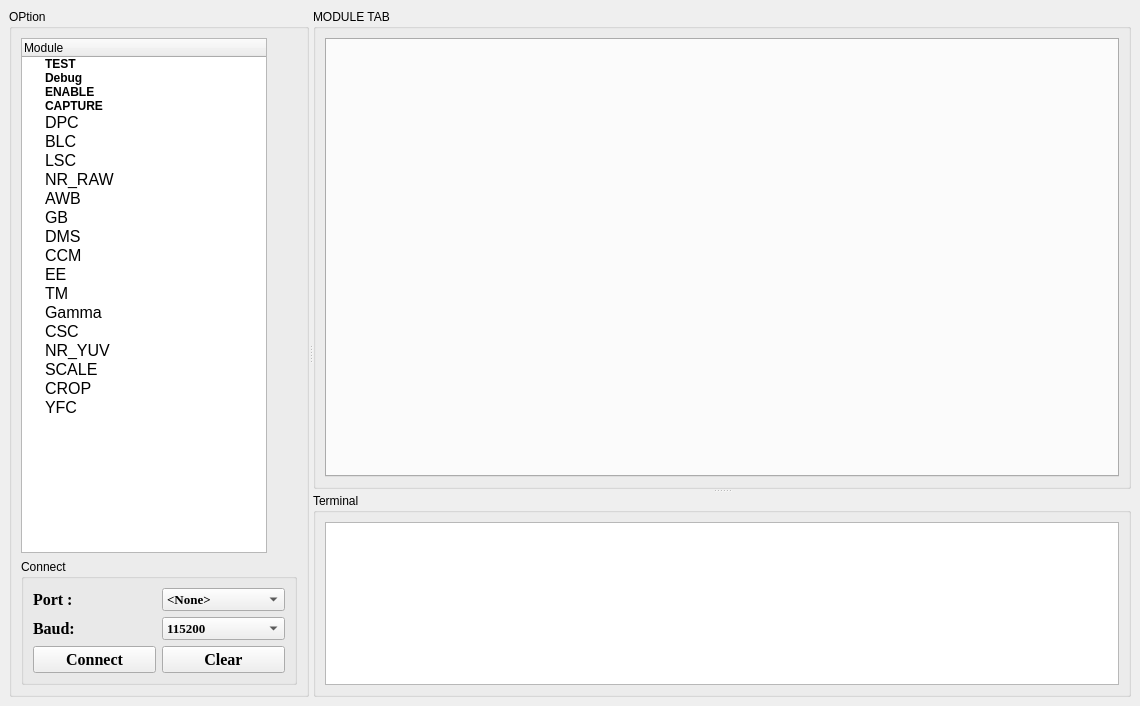
This is link_board.ui in HuJingwen1211/MCISP as Qt 5 draws it before an edit. The edited form follows.
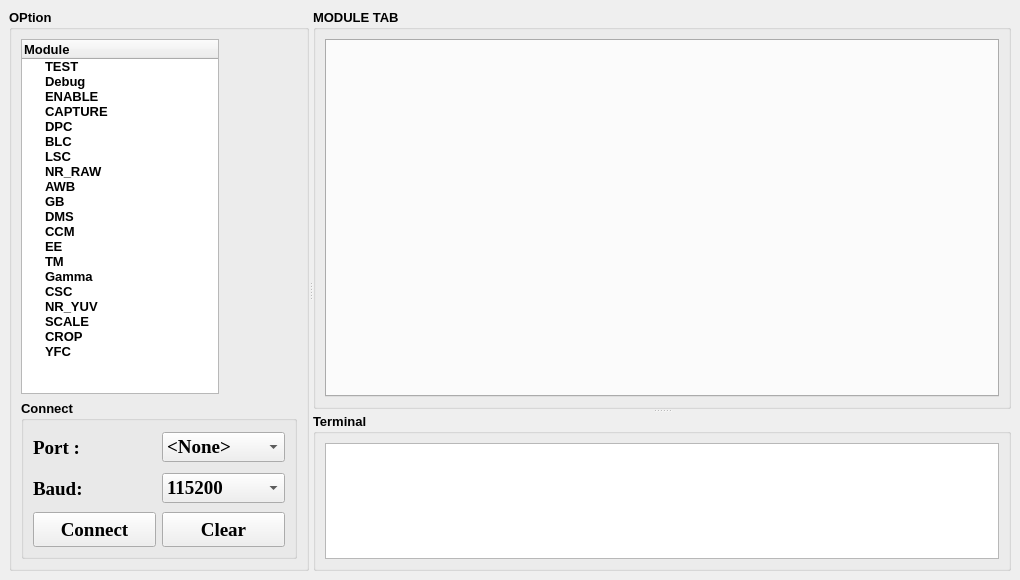
This is the edited form.

What changed in the file:
```diff
--- a/link_board.ui
+++ b/link_board.ui
@@ -6,14 +6,14 @@
    <rect>
     <x>0</x>
     <y>0</y>
-    <width>1140</width>
-    <height>706</height>
+    <width>1020</width>
+    <height>580</height>
    </rect>
   </property>
   <property name="minimumSize">
    <size>
-    <width>0</width>
-    <height>0</height>
+    <width>1020</width>
+    <height>580</height>
    </size>
   </property>
   <property name="windowTitle">
@@ -29,8 +29,8 @@
       <widget class="QGroupBox" name="groupBox_2">
        <property name="minimumSize">
         <size>
-         <width>100</width>
-         <height>0</height>
+         <width>200</width>
+         <height>200</height>
         </size>
        </property>
        <property name="maximumSize">
@@ -39,23 +39,27 @@
          <height>16777215</height>
         </size>
        </property>
+       <property name="font">
+        <font>
+         <pointsize>10</pointsize>
+         <bold>true</bold>
+        </font>
+       </property>
        <property name="title">
         <string>OPtion</string>
        </property>
        <layout class="QGridLayout" name="gridLayout_3">
         <item row="0" column="0">
-         <layout class="QHBoxLayout" name="horizontalLayout_2">
-          <item>
            <widget class="QTreeWidget" name="module_list">
             <property name="minimumSize">
              <size>
-              <width>0</width>
+            <width>100</width>
               <height>0</height>
              </size>
             </property>
             <property name="maximumSize">
              <size>
-              <width>500</width>
+            <width>200</width>
               <height>16777215</height>
              </size>
             </property>
@@ -70,7 +74,7 @@
              </property>
              <property name="font">
               <font>
-               <pointsize>9</pointsize>
+             <pointsize>10</pointsize>
                <bold>true</bold>
               </font>
              </property>
@@ -81,7 +85,7 @@
              </property>
              <property name="font">
               <font>
-               <pointsize>9</pointsize>
+             <pointsize>10</pointsize>
                <bold>true</bold>
               </font>
              </property>
@@ -92,7 +96,7 @@
              </property>
              <property name="font">
               <font>
-               <pointsize>9</pointsize>
+             <pointsize>10</pointsize>
                <bold>true</bold>
               </font>
              </property>
@@ -103,6 +107,7 @@
              </property>
              <property name="font">
               <font>
+             <pointsize>10</pointsize>
                <bold>true</bold>
               </font>
              </property>
@@ -113,7 +118,8 @@
              </property>
              <property name="font">
               <font>
-               <pointsize>12</pointsize>
+             <pointsize>10</pointsize>
+             <bold>true</bold>
               </font>
              </property>
             </item>
@@ -123,7 +129,8 @@
              </property>
              <property name="font">
               <font>
-               <pointsize>12</pointsize>
+             <pointsize>10</pointsize>
+             <bold>true</bold>
               </font>
              </property>
             </item>
@@ -133,7 +140,8 @@
              </property>
              <property name="font">
               <font>
-               <pointsize>12</pointsize>
+             <pointsize>10</pointsize>
+             <bold>true</bold>
               </font>
              </property>
             </item>
@@ -143,7 +151,8 @@
              </property>
              <property name="font">
               <font>
-               <pointsize>12</pointsize>
+             <pointsize>10</pointsize>
+             <bold>true</bold>
               </font>
              </property>
             </item>
@@ -153,7 +162,8 @@
              </property>
              <property name="font">
               <font>
-               <pointsize>12</pointsize>
+             <pointsize>10</pointsize>
+             <bold>true</bold>
               </font>
              </property>
             </item>
@@ -163,7 +173,8 @@
              </property>
              <property name="font">
               <font>
-               <pointsize>12</pointsize>
+             <pointsize>10</pointsize>
+             <bold>true</bold>
               </font>
              </property>
             </item>
@@ -173,7 +184,8 @@
              </property>
              <property name="font">
               <font>
-               <pointsize>12</pointsize>
+             <pointsize>10</pointsize>
+             <bold>true</bold>
               </font>
              </property>
             </item>
@@ -183,7 +195,8 @@
              </property>
              <property name="font">
               <font>
-               <pointsize>12</pointsize>
+             <pointsize>10</pointsize>
+             <bold>true</bold>
               </font>
              </property>
             </item>
@@ -193,7 +206,8 @@
              </property>
              <property name="font">
               <font>
-               <pointsize>12</pointsize>
+             <pointsize>10</pointsize>
+             <bold>true</bold>
               </font>
              </property>
             </item>
@@ -203,7 +217,8 @@
              </property>
              <property name="font">
               <font>
-               <pointsize>12</pointsize>
+             <pointsize>10</pointsize>
+             <bold>true</bold>
               </font>
              </property>
             </item>
@@ -213,7 +228,8 @@
              </property>
              <property name="font">
               <font>
-               <pointsize>12</pointsize>
+             <pointsize>10</pointsize>
+             <bold>true</bold>
               </font>
              </property>
             </item>
@@ -223,7 +239,8 @@
              </property>
              <property name="font">
               <font>
-               <pointsize>12</pointsize>
+             <pointsize>10</pointsize>
+             <bold>true</bold>
               </font>
              </property>
             </item>
@@ -233,7 +250,8 @@
              </property>
              <property name="font">
               <font>
-               <pointsize>12</pointsize>
+             <pointsize>10</pointsize>
+             <bold>true</bold>
               </font>
              </property>
             </item>
@@ -243,7 +261,8 @@
              </property>
              <property name="font">
               <font>
-               <pointsize>12</pointsize>
+             <pointsize>10</pointsize>
+             <bold>true</bold>
               </font>
              </property>
             </item>
@@ -253,7 +272,8 @@
              </property>
              <property name="font">
               <font>
-               <pointsize>12</pointsize>
+             <pointsize>10</pointsize>
+             <bold>true</bold>
               </font>
              </property>
             </item>
@@ -263,28 +283,27 @@
              </property>
              <property name="font">
               <font>
-               <pointsize>12</pointsize>
+             <pointsize>10</pointsize>
+             <bold>true</bold>
               </font>
              </property>
             </item>
            </widget>
           </item>
-          <item>
+        <item row="0" column="1">
            <spacer name="horizontalSpacer">
             <property name="orientation">
              <enum>Qt::Orientation::Horizontal</enum>
             </property>
             <property name="sizeHint" stdset="0">
              <size>
-              <width>40</width>
+            <width>73</width>
               <height>20</height>
              </size>
             </property>
            </spacer>
           </item>
-         </layout>
-        </item>
-        <item row="1" column="0">
+        <item row="1" column="0" colspan="2">
          <widget class="QGroupBox" name="groupBox">
           <property name="minimumSize">
            <size>
@@ -298,6 +317,12 @@
             <height>200</height>
            </size>
           </property>
+          <property name="font">
+           <font>
+            <pointsize>10</pointsize>
+            <bold>true</bold>
+           </font>
+          </property>
           <property name="title">
            <string>Connect</string>
           </property>
@@ -308,10 +333,16 @@
               <layout class="QGridLayout" name="gridLayout">
                <item row="0" column="0">
                 <widget class="QLabel" name="label">
+                 <property name="minimumSize">
+                  <size>
+                   <width>0</width>
+                   <height>35</height>
+                  </size>
+                 </property>
                  <property name="font">
                   <font>
                    <family>Times New Roman</family>
-                   <pointsize>12</pointsize>
+                   <pointsize>14</pointsize>
                    <bold>true</bold>
                   </font>
                  </property>
@@ -331,7 +362,7 @@
                  <property name="font">
                   <font>
                    <family>Times New Roman</family>
-                   <pointsize>10</pointsize>
+                   <pointsize>14</pointsize>
                    <bold>true</bold>
                   </font>
                  </property>
@@ -344,10 +375,16 @@
                </item>
                <item row="1" column="0">
                 <widget class="QLabel" name="label_2">
+                 <property name="minimumSize">
+                  <size>
+                   <width>0</width>
+                   <height>35</height>
+                  </size>
+                 </property>
                  <property name="font">
                   <font>
                    <family>Times New Roman</family>
-                   <pointsize>12</pointsize>
+                   <pointsize>14</pointsize>
                    <bold>true</bold>
                   </font>
                  </property>
@@ -367,7 +404,7 @@
                  <property name="font">
                   <font>
                    <family>Times New Roman</family>
-                   <pointsize>10</pointsize>
+                   <pointsize>14</pointsize>
                    <bold>true</bold>
                   </font>
                  </property>
@@ -409,10 +446,16 @@
               <layout class="QHBoxLayout" name="horizontalLayout">
                <item>
                 <widget class="QPushButton" name="link_btn">
+                 <property name="minimumSize">
+                  <size>
+                   <width>0</width>
+                   <height>35</height>
+                  </size>
+                 </property>
                  <property name="font">
                   <font>
                    <family>Times New Roman</family>
-                   <pointsize>12</pointsize>
+                   <pointsize>14</pointsize>
                    <bold>true</bold>
                   </font>
                  </property>
@@ -423,10 +466,16 @@
                </item>
                <item>
                 <widget class="QPushButton" name="clear_btn">
+                 <property name="minimumSize">
+                  <size>
+                   <width>0</width>
+                   <height>35</height>
+                  </size>
+                 </property>
                  <property name="font">
                   <font>
                    <family>Times New Roman</family>
-                   <pointsize>12</pointsize>
+                   <pointsize>14</pointsize>
                    <bold>true</bold>
                   </font>
                  </property>
@@ -452,9 +501,15 @@
         <property name="minimumSize">
          <size>
           <width>0</width>
-          <height>480</height>
+          <height>400</height>
          </size>
         </property>
+        <property name="font">
+         <font>
+          <pointsize>10</pointsize>
+          <bold>true</bold>
+         </font>
+        </property>
         <property name="title">
          <string>MODULE TAB</string>
         </property>
@@ -478,22 +533,41 @@
           <height>100</height>
          </size>
         </property>
+        <property name="maximumSize">
+         <size>
+          <width>16777215</width>
+          <height>300</height>
+         </size>
+        </property>
+        <property name="font">
+         <font>
+          <pointsize>10</pointsize>
+          <bold>true</bold>
+         </font>
+        </property>
         <property name="title">
          <string>Terminal</string>
         </property>
         <layout class="QGridLayout" name="gridLayout_5">
          <item row="0" column="0">
           <widget class="QPlainTextEdit" name="echo_text">
+           <property name="minimumSize">
+            <size>
+             <width>0</width>
+             <height>100</height>
+            </size>
+           </property>
            <property name="maximumSize">
             <size>
              <width>16777215</width>
-             <height>200</height>
+             <height>16777215</height>
             </size>
            </property>
            <property name="font">
             <font>
              <family>Times New Roman</family>
              <pointsize>10</pointsize>
+             <bold>true</bold>
             </font>
            </property>
            <property name="readOnly">
```
Left out of the diff: 6 changed lines with no effect on the pictures. Lines whose indentation alone changed are shown as unchanged.
